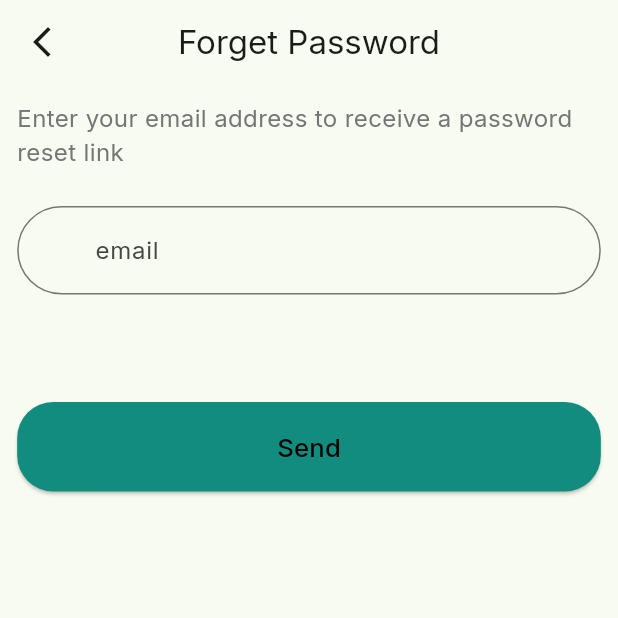
After one commit to MOHAMEDESAMX/chat_app, a Flutter app: the screen it shows after launch, after a tap on "Forgot Password?", on a phone screen of 412 x 824 dp, the top half of it. The commit adds this screen. Run offline on Flutter 3.47's test engine with Material 3 defaults, Android fonts, the phone set to English and light mode, and no system bars; our stand-ins replace firebase_auth, firebase_core, flutter_screenutil, gap, google_fonts; missing offline and left inert: shrink_sidemenu; accounts and stored records are empty.

Commit message:
forget password buttom created and logic of firebase , send email verification to emails

```diff
--- /dev/null
+++ b/lib/features/auth/presentation/views/widgets/forget_password_view.dart
@@ -0,0 +1,106 @@
+import 'dart:developer';
+
+import 'package:chat_app/core/shared_widgets/custom_buttom.dart';
+import 'package:chat_app/core/shared_widgets/custom_text_formfiled.dart';
+import 'package:chat_app/core/themes/style.dart';
+import 'package:firebase_auth/firebase_auth.dart';
+import 'package:flutter/material.dart';
+import 'package:flutter_screenutil/flutter_screenutil.dart';
+import 'package:gap/gap.dart';
+
+class ForgetPasswordView extends StatelessWidget {
+  const ForgetPasswordView({super.key, required this.emailController});
+
+  final TextEditingController emailController;
+  @override
+  Widget build(BuildContext context) {
+    return Scaffold(
+      appBar: AppBar(
+        title: const Text("Forget Password"),
+        centerTitle: true,
+        leading: IconButton(
+          onPressed: () {
+            Navigator.pop(context);
+          },
+          icon: const Icon(
+            Icons.arrow_back_ios_new,
+          ),
+        ),
+      ),
+      body: Padding(
+        padding: EdgeInsets.all(10.r),
+        child: Column(
+          crossAxisAlignment: CrossAxisAlignment.start,
+          children: [
+            Text(
+              "Enter your email address to receive a password reset link",
+              style: Style.textStyle18.copyWith(color: Colors.grey.shade600),
+            ),
+            Gap(20.h),
+            CustomTextFormField(
+              label: "email",
+              hintText: "Enter your email",
+              controller: emailController,
+              keyboardType: TextInputType.emailAddress,
+            ),
+            Gap(60.h),
+            CustomButtom(
+                onPressed: () async {
+                  if (emailController.text.isEmpty) {
+                    ScaffoldMessenger.of(context).showSnackBar(
+                      const SnackBar(
+                        content: Text("Email can't be empty"),
+                        backgroundColor: Colors.red,
+                        duration: Duration(seconds: 3),
+                      ),
+                    );
+                    return;
+                  }
+                  try {
+                    await FirebaseAuth.instance
+                        .sendPasswordResetEmail(email: emailController.text);
+                    ScaffoldMessenger.of(context).showSnackBar(
+                      const SnackBar(
+                        content: Text("Email sent successfully"),
+                        backgroundColor: Colors.green,
+                        duration: Duration(seconds: 3),
+                      ),
+                    );
+                  } on FirebaseAuthException catch (e) {
+                    if (e.code == 'user-not-found') {
+                      log("$e");
+                      ScaffoldMessenger.of(context).showSnackBar(
+                        const SnackBar(
+                          content: Text("Email not found"),
+                          backgroundColor: Colors.red,
+                          duration: Duration(seconds: 3),
+                        ),
+                      );
+                    } else if (e.code == 'invalid-email') {
+                      ScaffoldMessenger.of(context).showSnackBar(
+                        const SnackBar(
+                          content: Text("Invalid email format."),
+                          backgroundColor: Colors.red,
+                          duration: Duration(seconds: 3),
+                        ),
+                      );
+                    } else {
+                      ScaffoldMessenger.of(context).showSnackBar(
+                        const SnackBar(
+                          content:
+                              Text("Something went wrong. Try again later."),
+                          backgroundColor: Colors.red,
+                          duration: Duration(seconds: 3),
+                        ),
+                      );
+                    }
+                    log("Error during password reset: $e");
+                  }
+                },
+                text: "Send"),
+          ],
+        ),
+      ),
+    );
+  }
+}
--- a/lib/features/auth/presentation/views/widgets/login_body.dart
+++ b/lib/features/auth/presentation/views/widgets/login_body.dart
@@ -1,12 +1,14 @@
 import 'package:chat_app/core/services/auth_services.dart';
+import 'package:chat_app/core/themes/style.dart';
 import 'package:chat_app/features/auth/presentation/views/widgets/email_filed.dart';
+import 'package:chat_app/features/auth/presentation/views/widgets/forget_password_view.dart';
 import 'package:chat_app/features/auth/presentation/views/widgets/login_buttom.dart';
 import 'package:chat_app/features/auth/presentation/views/widgets/login_row.dart';
 import 'package:chat_app/features/auth/presentation/views/widgets/login_title.dart';
 import 'package:chat_app/features/auth/presentation/views/widgets/logo_widget.dart';
 import 'package:chat_app/features/auth/presentation/views/widgets/password_filed.dart';
-import 'package:chat_app/features/auth/presentation/views/widgets/signupbody.dart';
 import 'package:chat_app/features/home/presentation/views/home_view.dart';
+import 'package:firebase_auth/firebase_auth.dart';
 import 'package:flutter/material.dart';
 import 'package:flutter_screenutil/flutter_screenutil.dart';
 import 'package:gap/gap.dart';
@@ -20,11 +22,11 @@ class LoginBody extends StatefulWidget {
 
 bool isNotVisible = true;
 
+TextEditingController emailController = TextEditingController();
+TextEditingController passwordController = TextEditingController();
+
 class _LoginBodyState extends State<LoginBody> {
-  final TextEditingController emailController = TextEditingController();
-  final TextEditingController passwordController = TextEditingController();
   final globalKey = GlobalKey<FormState>();
-
   @override
   Widget build(BuildContext context) {
     return Padding(
@@ -51,6 +53,22 @@ class _LoginBodyState extends State<LoginBody> {
                         isNotVisible = !isNotVisible;
                       });
                     }),
+                Container(
+                    margin: const EdgeInsets.only(top: 10, bottom: 20),
+                    alignment: Alignment.centerRight,
+                    child: TextButton(
+                      child: Text(
+                        'Forgot Password?',
+                        style: Style.textStylerow14,
+                      ),
+                      onPressed: () {
+                        Navigator.of(context).push(MaterialPageRoute(
+                          builder: (context) => ForgetPasswordView(
+                            emailController: emailController,
+                          ),
+                        ));
+                      },
+                    )),
                 Gap(20.h),
                 LoginButtom(
                   emailController: emailController,
@@ -58,7 +76,7 @@ class _LoginBodyState extends State<LoginBody> {
                   globalKey: globalKey,
                   onSuccess: () async {
                     if (globalKey.currentState!.validate()) {
-                      loginOperation(context);
+                      await loginOperation(context);
                     } else {
                       ScaffoldMessenger.of(context).showSnackBar(
                         const SnackBar(
@@ -81,14 +99,38 @@ class _LoginBodyState extends State<LoginBody> {
   }
 }
 
-loginOperation(context) async {
+Future<void> loginOperation(context) async {
   final auth = AuthServices();
+
+  if (!isValidEmail(emailController.text)) {
+    ScaffoldMessenger.of(context).showSnackBar(
+      const SnackBar(
+        content: Text("Please enter a valid email address."),
+        backgroundColor: Colors.red,
+        duration: Duration(seconds: 3),
+      ),
+    );
+    return;
+  }
+
   final user = await auth.signInWithEmailAndPassword(
       emailController.text, passwordController.text, context);
+  FirebaseAuth.instance.currentUser!.sendEmailVerification();
   if (user != null) {
+    if (!user.emailVerified) {
+      await user.sendEmailVerification();
       ScaffoldMessenger.of(context).showSnackBar(
         const SnackBar(
-        content: Text("logged in successfully!"),
+          content: Text(
+              "Please verify your email. A verification email has been sent."),
+          backgroundColor: Colors.orange,
+          duration: Duration(seconds: 3),
+        ),
+      );
+    } else {
+      ScaffoldMessenger.of(context).showSnackBar(
+        const SnackBar(
+          content: Text("Logged in successfully!"),
           backgroundColor: Colors.green,
           duration: Duration(seconds: 3),
         ),
@@ -99,4 +141,19 @@ loginOperation(context) async {
         ),
       );
     }
+  } else {
+    ScaffoldMessenger.of(context).showSnackBar(
+      const SnackBar(
+        content:
+            Text("Login failed. Please check your credentials and try again."),
+        backgroundColor: Colors.red,
+        duration: Duration(seconds: 3),
+      ),
+    );
   }
+}
+
+bool isValidEmail(String email) {
+  final emailRegExp = RegExp(r'^[^@]+@[^@]+\.[^@]+$');
+  return emailRegExp.hasMatch(email);
+}
--- a/lib/main.dart
+++ b/lib/main.dart
@@ -9,7 +9,6 @@ import 'package:flutter/material.dart';
 import 'package:flutter_screenutil/flutter_screenutil.dart';
 import 'package:google_fonts/google_fonts.dart';
 
-  bool loged = false;
 void main() async{
   WidgetsFlutterBinding.ensureInitialized();
   await Firebase.initializeApp(options: DefaultFirebaseOptions.currentPlatform);
@@ -17,10 +16,8 @@ void main() async{
   FirebaseAuth.instance.authStateChanges().listen((User? user) {
     if (user == null) {
       log('User is currently signed out!');
-      loged =false;
     } else {
       log('User is signed in!');
-      loged =true;
     }
   });
 }
@@ -52,7 +49,7 @@ class _MyAppState extends State<MyApp> {
         ),
         textTheme: GoogleFonts.interTextTheme(),
       ),
-      home: (loged)? const HomePage() : const SplashScreen(),
+      home: (FirebaseAuth.instance.currentUser != null&&FirebaseAuth.instance.currentUser!.emailVerified)? const HomePage() : const SplashScreen(),
     );
   });
 }}
```
Also changed, not shown: lib/features/auth/presentation/views/widgets/signupbody.dart (+5 -3 lines). Lines whose indentation alone changed are shown as unchanged.
